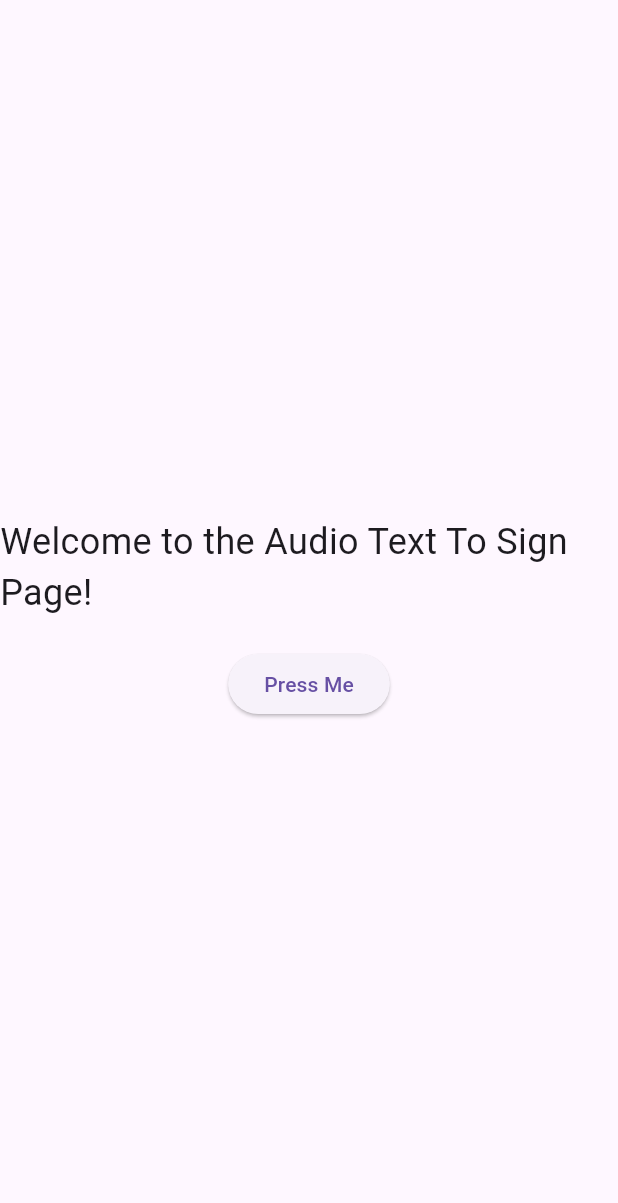
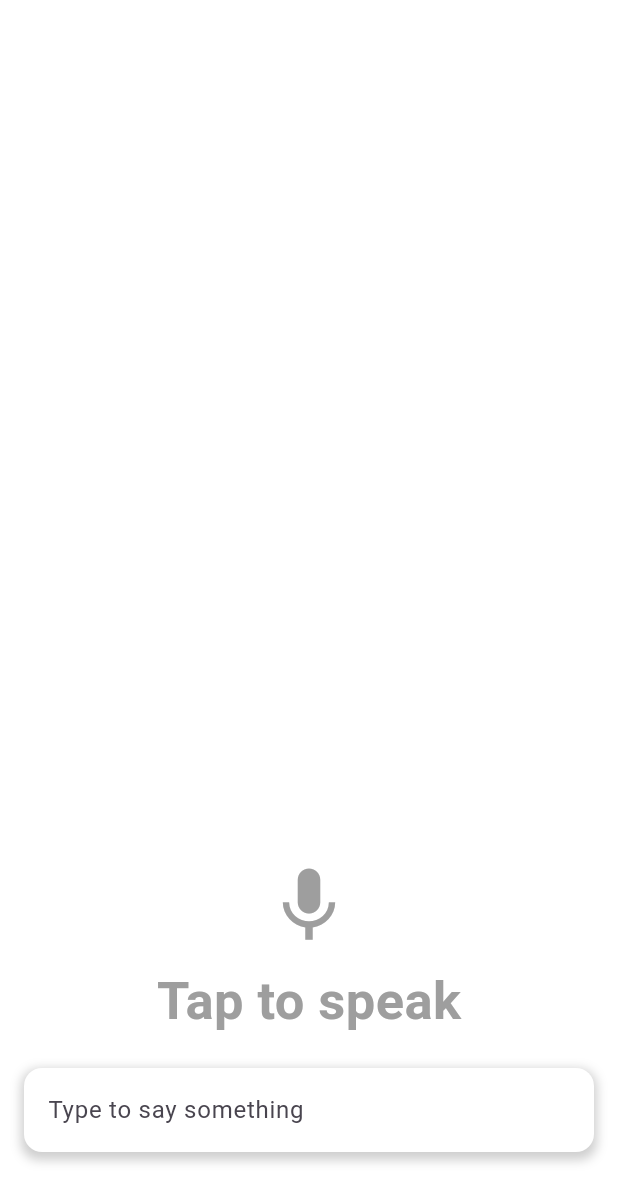
Before and after one commit to IverDumalag/express, a Flutter app: the AudioTextToSignPage screen opened directly, on a phone screen of 412 x 824 dp. Shown: the top 1203 px of the screen. Run offline on Flutter 3.47's test engine with Material 3 defaults, Android fonts, the phone set to English and light mode, and no system bars.

Commit message:
Audio-Text to sign

```diff
--- a/flutter_express/lib/audio_text_to_sign/page_audio_text_to_sign.dart
+++ b/flutter_express/lib/audio_text_to_sign/page_audio_text_to_sign.dart
@@ -1,23 +1,109 @@
 import 'package:flutter/material.dart';
 
-class AudioTextToSignPage extends StatelessWidget {
+class AudioTextToSignPage extends StatefulWidget {
+  @override
+  _AudioTextToSignPageState createState() => _AudioTextToSignPageState();
+}
+
+class _AudioTextToSignPageState extends State<AudioTextToSignPage> {
+  List<String> _userInputs = [];
+  String _currentInput = '';
+
   @override
   Widget build(BuildContext context) {
     return Scaffold(
-      body: Center(
+      backgroundColor: Colors.white, // Set the background color to white
+      body: Padding(
+        padding: const EdgeInsets.all(16.0),
         child: Column(
-          mainAxisAlignment: MainAxisAlignment.center,
           children: <Widget>[
-            Text(
-              'Welcome to the Audio Text To Sign Page!',
-              style: TextStyle(fontSize: 24),
+            Expanded(
+              child: ListView.builder(
+                reverse: true,
+                itemCount: _userInputs.length + 1,
+                itemBuilder: (context, index) {
+                  if (index == 0) {
+                    return Align(
+                      alignment: Alignment.centerRight,
+                      child: Text(
+                        _currentInput,
+                        style: TextStyle(
+                          fontSize: 50,
+                          fontFamily: 'Inter',
+                          fontWeight: FontWeight.w700,
+                          color: Colors.black,
+                        ),
+                      ),
+                    );
+                  } else {
+                    int reversedIndex = _userInputs.length - index;
+                    return Align(
+                      alignment: Alignment.centerRight,
+                      child: Text(
+                        _userInputs[reversedIndex],
+                        style: TextStyle(
+                          fontSize: 30,
+                          fontFamily: 'Inter',
+                          fontWeight: FontWeight.w700,
+                          color: Colors.grey,
+                        ),
+                      ),
+                    );
+                  }
+                },
+              ),
             ),
-            SizedBox(height: 20),
-            ElevatedButton(
-              onPressed: () {
-                // Add your onPressed code here!
-              },
-              child: Text('Press Me'),
+            SizedBox(height: 20), // Add extra space below the text and icon
+            Column(
+              mainAxisAlignment: MainAxisAlignment.center,
+              children: [
+                Icon(Icons.mic, color: Colors.grey, size: 60),
+                SizedBox(height: 8),
+                Text(
+                  'Tap to speak',
+                  style: TextStyle(
+                    fontWeight: FontWeight.bold,
+                    color: Colors.grey,
+                    fontSize: 35, // Adjust the font size as needed
+                  ),
+                ),
+              ],
+            ),
+            SizedBox(height: 20), // Add extra space below the text and icon
+            Padding(
+              padding: const EdgeInsets.only(bottom: 40.0), // Move the TextField up
+              child: Container(
+                decoration: BoxDecoration(
+                  color: Colors.white,
+                  borderRadius: BorderRadius.circular(12.0),
+                  boxShadow: [
+                    BoxShadow(
+                      color: Colors.grey.withOpacity(0.5),
+                      spreadRadius: 2,
+                      blurRadius: 5,
+                      offset: Offset(0, 3),
+                    ),
+                  ],
+                ),
+                child: TextField(
+                  onChanged: (text) {
+                    setState(() {
+                      _currentInput = text;
+                    });
+                  },
+                  onSubmitted: (text) {
+                    setState(() {
+                      _userInputs.add(text);
+                      _currentInput = '';
+                    });
+                  },
+                  decoration: InputDecoration(
+                    hintText: 'Type to say something',
+                    border: InputBorder.none,
+                    contentPadding: EdgeInsets.all(16.0),
+                  ),
+                ),
+              ),
             ),
           ],
         ),
--- a/flutter_express/lib/home/page_home.dart
+++ b/flutter_express/lib/home/page_home.dart
@@ -4,6 +4,7 @@ class Home extends StatelessWidget {
   @override
   Widget build(BuildContext context) {
     return Scaffold(
+      backgroundColor: Colors.white, // Set the background color to white
       body: Center(
         child: Column(
           mainAxisAlignment: MainAxisAlignment.center,
--- a/flutter_express/lib/main.dart
+++ b/flutter_express/lib/main.dart
@@ -41,6 +41,7 @@
   @override
   Widget build(BuildContext context) {
     return Scaffold(
+      backgroundColor: Colors.white, // Set the background color to white
       body: _screens[GlobalVariables.currentIndex],
       bottomNavigationBar: BottomNavigationBar(
         currentIndex: GlobalVariables.currentIndex,
```
